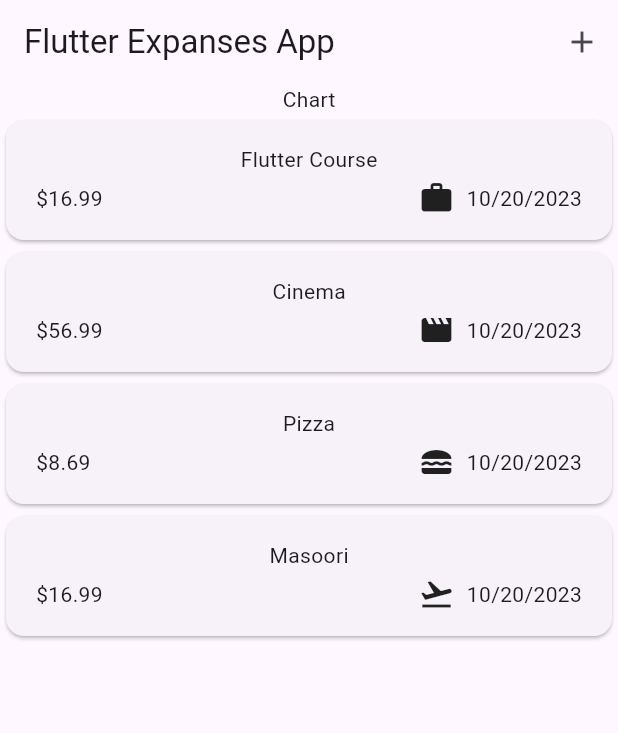
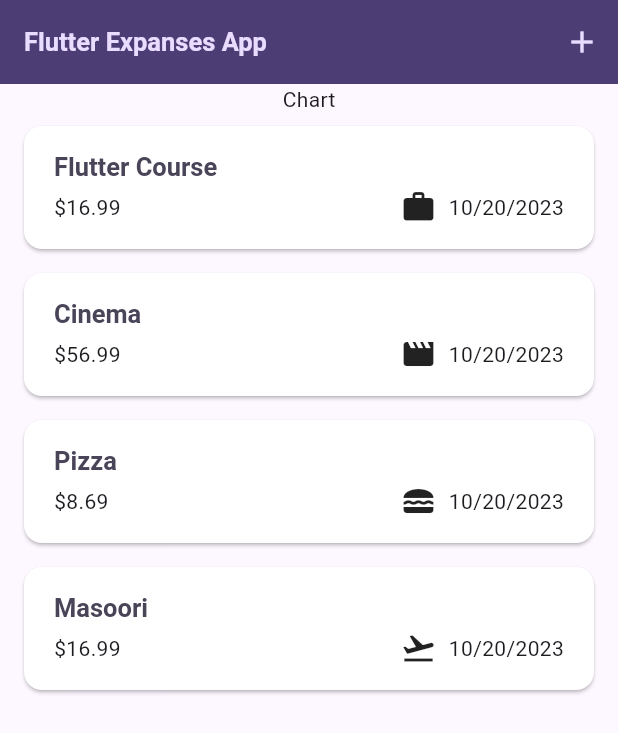
Before and after one commit to nkverma07/expense_track, a Flutter app: the screen it shows after launch, on a phone screen of 412 x 824 dp. Shown: the top 733 px of the screen. Run offline on Flutter 3.47's test engine with Material 2 defaults, Android fonts, the phone set to English and light mode, and no system bars.

Commit message:
day 9 completed

```diff
--- a/lib/main.dart
+++ b/lib/main.dart
@@ -4,6 +4,12 @@ import 'package:flutter/material.dart';
 void main() {
   runApp(const MyApp());
 }
+
+var kColorScheme =
+    ColorScheme.fromSeed(seedColor: const Color.fromARGB(255, 96, 59, 181));
+var kDarkColorScheme = ColorScheme.fromSeed(
+    brightness: Brightness.dark,
+    seedColor: const Color.fromARGB(255, 5, 99, 125));
 
 class MyApp extends StatelessWidget {
   const MyApp({super.key});
@@ -12,7 +18,51 @@ class MyApp extends StatelessWidget {
   Widget build(BuildContext context) {
     return MaterialApp(
       debugShowCheckedModeBanner: false,
-      theme: ThemeData(useMaterial3: true),
+      darkTheme: ThemeData.dark().copyWith(
+        useMaterial3: true,
+        colorScheme: kDarkColorScheme,
+        cardTheme: const CardTheme().copyWith(
+          color: kDarkColorScheme.onSecondary,
+          margin: const EdgeInsets.symmetric(
+            horizontal: 16,
+            vertical: 8,
+          ),
+        ),
+        elevatedButtonTheme: ElevatedButtonThemeData(
+          style: ElevatedButton.styleFrom(
+            backgroundColor: kDarkColorScheme.primaryContainer,
+            foregroundColor: kDarkColorScheme.onPrimaryContainer,
+          ),
+        ),
+      ),
+      theme: ThemeData(
+        useMaterial3: true,
+        colorScheme: kColorScheme,
+        appBarTheme: const AppBarTheme().copyWith(
+          backgroundColor: kColorScheme.onPrimaryContainer,
+          foregroundColor: kColorScheme.primaryContainer,
+        ),
+        cardTheme: const CardTheme().copyWith(
+          color: kColorScheme.onSecondary,
+          margin: const EdgeInsets.symmetric(
+            horizontal: 16,
+            vertical: 8,
+          ),
+        ),
+        elevatedButtonTheme: ElevatedButtonThemeData(
+          style: ElevatedButton.styleFrom(
+            backgroundColor: kColorScheme.primaryContainer,
+          ),
+        ),
+        textTheme: const TextTheme().copyWith(
+          titleLarge: TextStyle(
+            fontWeight: FontWeight.bold,
+            color: kColorScheme.onSecondaryContainer,
+            fontSize: 17,
+          ),
+        ),
+      ),
+      themeMode: ThemeMode.system,
       home: const Expenses(),
     );
   }
--- a/lib/models/expense.dart
+++ b/lib/models/expense.dart
@@ -33,3 +33,23 @@ class Expense {
     return formatter.format(dateTime);
   }
 }
+
+class ExpenseBucket {
+  ExpenseBucket({required this.category, required this.expenses});
+
+  ExpenseBucket.forCategory(List<Expense> allExpenses, this.category)
+      : expenses = allExpenses
+            .where((expense) => expense.category == category)
+            .toList();
+  final Category category;
+  final List<Expense> expenses;
+
+  double get totalExpenses {
+    double sum = 0;
+
+    for (final expense in expenses) {
+      sum = sum + expense.amount;
+    }
+    return sum;
+  }
+}
--- a/lib/widgets/expenses_list/expense_item.dart
+++ b/lib/widgets/expenses_list/expense_item.dart
@@ -13,8 +13,12 @@ class ExpenseList extends StatelessWidget {
           vertical: 16,
         ),
         child: Column(
+          crossAxisAlignment: CrossAxisAlignment.start,
           children: [
-            Text(expense.title.toString()),
+            Text(
+              expense.title.toString(),
+              style: Theme.of(context).textTheme.titleLarge,
+            ),
             const SizedBox(
               height: 4,
             ),
--- a/lib/widgets/expenses_list/expenses_list.dart
+++ b/lib/widgets/expenses_list/expenses_list.dart
@@ -12,6 +12,12 @@ class ExpensesList extends StatelessWidget {
     return ListView.builder(
       itemCount: expenses.length,
       itemBuilder: ((context, index) => Dismissible(
+          background: Container(
+            color: Theme.of(context).colorScheme.error.withOpacity(.66),
+            margin: EdgeInsets.symmetric(
+              horizontal: Theme.of(context).cardTheme.margin!.horizontal,
+            ),
+          ),
           key: ValueKey(expenses[index]),
           onDismissed: (direction) {
             onRemoveExpense(expenses[index]);
```
